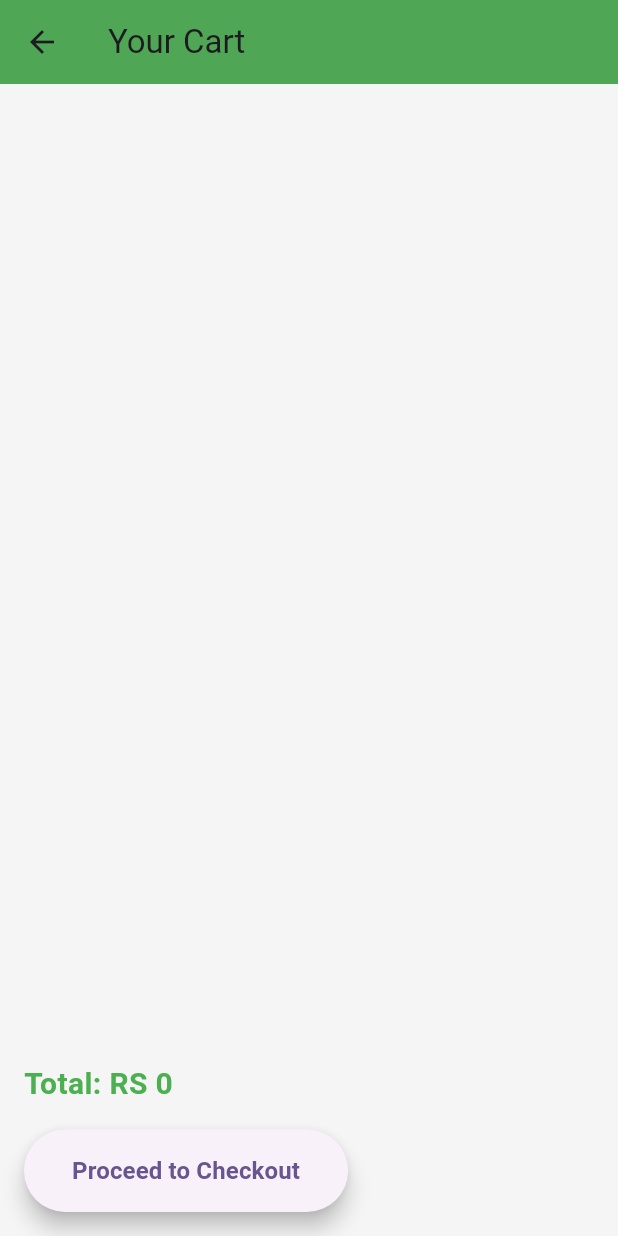
After one commit to MohamedRiham/ecologital_pvt_limited_food_ordering_app, a Flutter app: the screen it shows after launch, after a tap on the "shopping cart" icon, on a phone screen of 412 x 824 dp. The commit adds this screen. Run offline on Flutter 3.47's test engine with Material 3 defaults, Android fonts, the phone set to English and light mode, and no system bars.

Commit message:
add to card, price calculations

```diff
--- a/lib/main.dart
+++ b/lib/main.dart
@@ -1,3 +1,4 @@
+import 'package:ecologital_pvt_limited_food_ordering_app/pages/card_page.dart';
 import 'package:ecologital_pvt_limited_food_ordering_app/pages/item_page.dart';
 import 'package:flutter/material.dart';
 import 'package:provider/provider.dart';
@@ -27,25 +28,15 @@ class MyApp extends StatelessWidget {
   }
 }
 
-class MyHomePage extends StatefulWidget {
+class MyHomePage extends StatelessWidget {
   const MyHomePage({super.key});
 
   @override
-  State<MyHomePage> createState() => _MyHomePageState();
-}
-
-class _MyHomePageState extends State<MyHomePage> {
-  @override
-  void initState() {
-    super.initState();
+  Widget build(BuildContext context) {
     WidgetsBinding.instance.addPostFrameCallback((_) async {
       await Provider.of<FoodDataProvider>(context, listen: false)
           .loadFoodData();
     });
-  }
-
-  @override
-  Widget build(BuildContext context) {
     return Scaffold(
       appBar: AppBar(
         backgroundColor: Theme.of(context).colorScheme.primary,
@@ -104,6 +95,23 @@ class _MyHomePageState extends State<MyHomePage> {
             },
           );
         },
+      ),
+      floatingActionButton: FloatingActionButton(
+        onPressed: () {
+          Navigator.push(
+            context,
+            MaterialPageRoute(
+                builder: (context) => CartPage(
+                    cartItem:
+                        Provider.of<FoodDataProvider>(context, listen: false)
+                            .cartItems)),
+          );
+        },
+        backgroundColor: Colors.deepPurple,
+        child: const Icon(
+          Icons.shopping_cart,
+          size: 30.0,
+        ),
       ),
     );
   }
--- /dev/null
+++ b/lib/models/cart_item.dart
@@ -0,0 +1,7 @@
+class CartItem {
+  String title;
+  int price;
+  int qty;
+String? comment;
+  CartItem({required this.title, required this.price, required this.qty, this. comment});
+}
--- a/lib/models/category.dart
+++ b/lib/models/category.dart
@@ -4,7 +4,6 @@ class MenuCategory {
   String? menuId;
   String? storeId;
   String? title;
-  MenuCategory({this.id, this.menuId, this.menuCategoryId, this.storeId});
 
   MenuCategory.fromJson(dynamic json) {
     id = json['ID'];
--- a/lib/models/item.dart
+++ b/lib/models/item.dart
@@ -9,6 +9,7 @@ class Item {
   int? price;
   bool? isDealProduct;
   String? modifierGroupId;
+int? totalReviews;
 
   Item.fromJson(dynamic json) {
     id = json['ID'];
@@ -23,5 +24,6 @@ class Item {
     modifierGroupId = json['ModifierGroupRules']['IDs'] != null
         ? json['ModifierGroupRules']['IDs'][0]
         : null;
+    totalReviews = json['TotalReviews'];
   }
 }
--- a/lib/models/menu.dart
+++ b/lib/models/menu.dart
@@ -4,8 +4,6 @@ class Menu {
   String? verticalId;
   String? storeId;
   String? title;
-
-  Menu({this.id, this.menuId, this.storeId, this.title, this.verticalId});
 
   Menu.fromJson(dynamic json) {
     id = json['ID'];
--- a/lib/models/modifier.dart
+++ b/lib/models/modifier.dart
@@ -4,14 +4,7 @@ class Modifier {
   String? title;
   String? storeId;
   String? displayType;
-
-  Modifier(
-      {this.id,
-      this.modifierGroupId,
-      this.title,
-      this.storeId,
-      this.displayType});
-
+bool? isChecked = false;
   Modifier.fromJson(dynamic json) {
     id = json['ID'];
     modifierGroupId = json['ModifierGroupID'];
--- /dev/null
+++ b/lib/models/sizes.dart
@@ -0,0 +1,5 @@
+class Sizes {
+  String sizeName;
+  bool? isSelected;
+  Sizes({required this.sizeName, required this.isSelected});
+}
--- /dev/null
+++ b/lib/pages/card_page.dart
@@ -0,0 +1,130 @@
+import 'package:flutter/material.dart';
+import 'package:ecologital_pvt_limited_food_ordering_app/models/cart_item.dart';
+
+class CartPage extends StatelessWidget {
+  final List<CartItem> cartItem;
+
+  const CartPage({super.key, required this.cartItem});
+
+  @override
+  Widget build(BuildContext context) {
+    return Scaffold(
+      appBar: AppBar(
+        title: const Text('Your Cart'),
+        backgroundColor: Colors.green,
+        elevation: 4,
+      ),
+      body: Padding(
+        padding: const EdgeInsets.all(16),
+        child: Column(
+          crossAxisAlignment: CrossAxisAlignment.start,
+          children: [
+            // Cart Items List
+            Expanded(
+              child: ListView.builder(
+                itemCount: cartItem.length,
+                itemBuilder: (context, index) {
+                  return CartItemRow(item: cartItem[index]);
+                },
+              ),
+            ),
+            // Total Price
+            Padding(
+              padding: const EdgeInsets.symmetric(vertical: 16),
+              child: Text(
+                'Total: RS ${cartItem.fold<int>(0, (sum, item) => sum + (item.price * item.qty))}',
+                style: const TextStyle(
+                  fontSize: 20,
+                  fontWeight: FontWeight.bold,
+                  color: Colors.green,
+                ),
+              ),
+            ),
+            // Checkout Button
+            ElevatedButton(
+              style: ElevatedButton.styleFrom(
+                padding:
+                    const EdgeInsets.symmetric(horizontal: 32, vertical: 16),
+                shape: RoundedRectangleBorder(
+                  borderRadius: BorderRadius.circular(30),
+                ),
+                elevation: 6,
+              ),
+              onPressed: () {
+                // Handle checkout logic here
+              },
+              child: const Text(
+                'Proceed to Checkout',
+                style: TextStyle(fontSize: 16, fontWeight: FontWeight.bold),
+              ),
+            ),
+          ],
+        ),
+      ),
+    );
+  }
+}
+
+class CartItemRow extends StatelessWidget {
+  final CartItem item;
+
+  const CartItemRow({super.key, required this.item});
+
+  @override
+  Widget build(BuildContext context) {
+    return Card(
+      margin: const EdgeInsets.only(bottom: 16),
+      elevation: 4,
+      shape: RoundedRectangleBorder(
+        borderRadius: BorderRadius.circular(12),
+      ),
+      child: Padding(
+        padding: const EdgeInsets.all(16),
+        child: Row(
+          children: [
+            Expanded(
+              child: Column(
+                crossAxisAlignment: CrossAxisAlignment.start,
+                children: [
+                  Text(
+                    item.title,
+                    style: const TextStyle(
+                      fontSize: 18,
+                      fontWeight: FontWeight.bold,
+                    ),
+                  ),
+                  const SizedBox(height: 4),
+                  Text(
+                    'Price: RS ${item.price}',
+                    style: const TextStyle(
+                      fontSize: 14,
+                      color: Colors.grey,
+                    ),
+                  ),
+                ],
+              ),
+            ),
+            // Item Quantity and Comment
+            Column(
+              crossAxisAlignment: CrossAxisAlignment.end,
+              children: [
+                Text(
+                  'Qty: ${item.qty}',
+                  style: const TextStyle(fontSize: 14),
+                ),
+                const SizedBox(height: 4),
+                Text(
+                  'Comment: ${item.comment}',
+                  style: const TextStyle(
+                    fontSize: 12,
+                    color: Colors.grey,
+                  ),
+                ),
+              ],
+            ),
+          ],
+        ),
+      ),
+    );
+  }
+}
--- a/lib/provider/food_data_provider.dart
+++ b/lib/provider/food_data_provider.dart
@@ -1,3 +1,5 @@
+import 'package:ecologital_pvt_limited_food_ordering_app/models/cart_item.dart';
+import 'package:ecologital_pvt_limited_food_ordering_app/models/sizes.dart';
 import 'package:ecologital_pvt_limited_food_ordering_app/models/data_box.dart';
 import 'package:ecologital_pvt_limited_food_ordering_app/models/category.dart';
 import 'package:ecologital_pvt_limited_food_ordering_app/models/item.dart';
@@ -12,6 +14,12 @@ class FoodDataProvider with ChangeNotifier {
   List<DataBox> dataBoxList = [];
   List<Item> itemList = [];
   List<Modifier> modifierGroupList = [];
+  final List<Sizes> sizes = [
+    Sizes(sizeName: 'Small', isSelected: false),
+    Sizes(sizeName: 'Medium', isSelected: true),
+    Sizes(sizeName: 'Large', isSelected: false)
+  ];
+  List<CartItem> cartItems = [];
   Future<void> loadFoodData() async {
     try {
       // Load JSON string from the assets
@@ -73,4 +81,8 @@ class FoodDataProvider with ChangeNotifier {
 
     notifyListeners();
   }
+
+  void addToCart(CartItem cartItem) {
+    cartItems.add(cartItem);
+  }
 }
```
Also changed, not shown: lib/pages/item_page.dart (+109 -34 lines).
